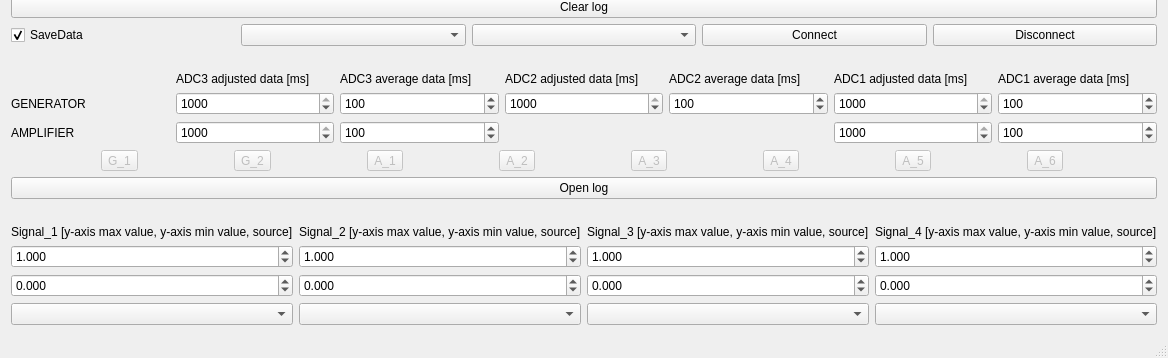
Qt form mainwindow.ui (rezy91/TestBoard785) before a commit; both pictures show x 0 to 1168 and y 435 to 793 of the 1168 by 793 pixel window.
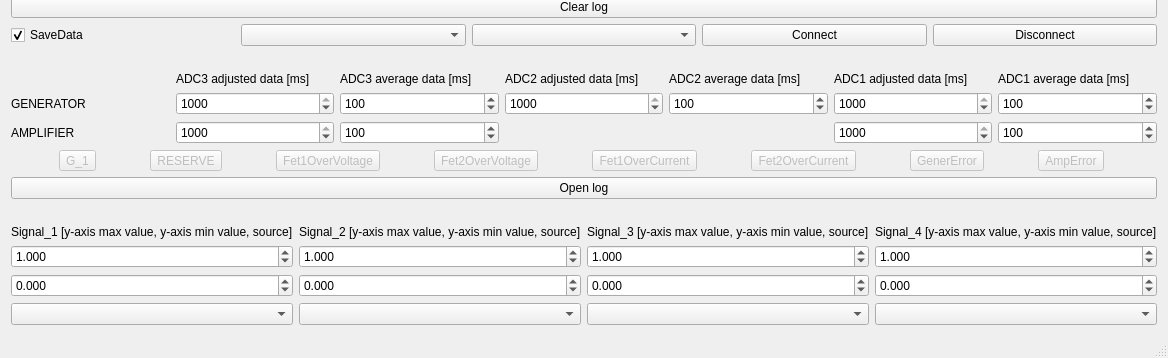
The same form after that commit.

Commit message: background color in name of packet according (un)saving data; little correction

What changed in the file:
```diff
--- a/mainwindow.ui
+++ b/mainwindow.ui
@@ -669,7 +669,7 @@
          <bool>false</bool>
         </property>
         <property name="text">
-         <string>G_2</string>
+         <string>RESERVE</string>
         </property>
        </widget>
       </item>
@@ -679,7 +679,7 @@
          <bool>false</bool>
         </property>
         <property name="text">
-         <string>A_1</string>
+         <string>Fet1OverVoltage</string>
         </property>
        </widget>
       </item>
@@ -689,7 +689,7 @@
          <bool>false</bool>
         </property>
         <property name="text">
-         <string>A_2</string>
+         <string>Fet2OverVoltage</string>
         </property>
        </widget>
       </item>
@@ -699,7 +699,7 @@
          <bool>false</bool>
         </property>
         <property name="text">
-         <string>A_3</string>
+         <string>Fet1OverCurrent</string>
         </property>
        </widget>
       </item>
@@ -709,7 +709,7 @@
          <bool>false</bool>
         </property>
         <property name="text">
-         <string>A_4</string>
+         <string>Fet2OverCurrent</string>
         </property>
        </widget>
       </item>
@@ -719,7 +719,7 @@
          <bool>false</bool>
         </property>
         <property name="text">
-         <string>A_5</string>
+         <string>GenerError</string>
         </property>
        </widget>
       </item>
@@ -729,7 +729,7 @@
          <bool>false</bool>
         </property>
         <property name="text">
-         <string>A_6</string>
+         <string>AmpError</string>
         </property>
        </widget>
       </item>
```
The commit also changes 2 other files.
